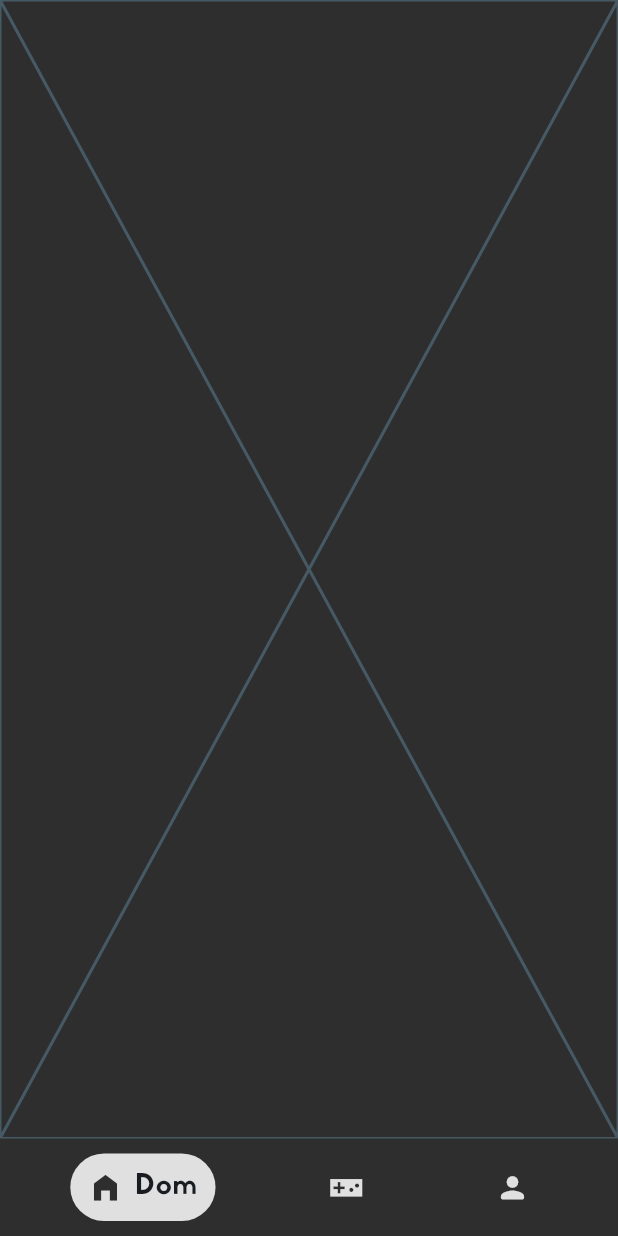
After one commit to Zyza123/gra_czolko, a Flutter app: the ScreensPanel screen opened directly, on a phone screen of 412 x 824 dp. The commit adds this screen. Run offline on Flutter 3.47's test engine with Material 3 defaults, Android fonts, the phone set to English and light mode, and no system bars; drawn by our look-alikes of google_nav_bar; our stand-ins replace cloud_firestore, firebase_auth, firebase_core, google_sign_in, lottie, page_transition and 2 more; accounts and stored records are empty; network calls fail.

Commit message:
dodano menu aplikacji

```diff
--- a/lib/login_panels/login.dart
+++ b/lib/login_panels/login.dart
@@ -5,7 +5,7 @@ import 'package:google_sign_in/google_sign_in.dart';
 import 'package:lottie/lottie.dart';
 import 'package:shared_preferences/shared_preferences.dart';
 import 'package:simple_gradient_text/simple_gradient_text.dart';
-import '../user_panels/home_panel.dart';
+import '../user_panels/screens_panel.dart';
 import '../widgets/myElevatedButton.dart';
 
 class Login extends StatefulWidget {
@@ -54,7 +54,7 @@ class _LoginState extends State<Login> {
             await prefs.setString('password', password);
           }
           Navigator.of(context).pushReplacement(
-            MaterialPageRoute(builder: (context) => const HomePanel()), // Przejście do Home
+            MaterialPageRoute(builder: (context) => const ScreensPanel()), // Przejście do Home
           );
         }
       }
--- a/lib/login_panels/start.dart
+++ b/lib/login_panels/start.dart
@@ -5,7 +5,7 @@ import 'package:lottie/lottie.dart';
 import 'package:page_transition/page_transition.dart';
 import 'package:shared_preferences/shared_preferences.dart';
 
-import '../user_panels/home_panel.dart';
+import '../user_panels/screens_panel.dart';
 import '/login_panels/register.dart';
 import 'package:flutter/material.dart';
 import 'package:gra_czolko/login_panels/register.dart';
@@ -86,7 +86,7 @@ class _StartPageState extends State<StartPage> {
         // Użytkownik zalogowany i potwierdzony
         if(mounted) {
           Navigator.of(context).pushReplacement(
-            MaterialPageRoute(builder: (context) => const HomePanel()), // Przejście do Home
+            MaterialPageRoute(builder: (context) => const ScreensPanel()), // Przejście do Home
           );
         }
       }
@@ -285,7 +285,7 @@ class _StartPageState extends State<StartPage> {
                             final User? user = await signInWithGoogle();
                             if (user != null) {
                               // Następuje przekierowanie do ekranu głównego aplikacji
-                              Navigator.of(context).pushReplacement(MaterialPageRoute(builder: (context) => HomePanel()));
+                              Navigator.of(context).pushReplacement(MaterialPageRoute(builder: (context) => ScreensPanel()));
                             }
                           },
                         child: Row(
--- /dev/null
+++ b/lib/user_panels/home_page.dart
@@ -0,0 +1,15 @@
+import 'package:flutter/material.dart';
+
+class HomePage extends StatefulWidget {
+  const HomePage({super.key});
+
+  @override
+  State<HomePage> createState() => _HomePageState();
+}
+
+class _HomePageState extends State<HomePage> {
+  @override
+  Widget build(BuildContext context) {
+    return const Placeholder();
+  }
+}
--- /dev/null
+++ b/lib/user_panels/screens_panel.dart
@@ -0,0 +1,81 @@
+import 'package:flutter/material.dart';
+import 'package:google_nav_bar/google_nav_bar.dart';
+import 'package:gra_czolko/user_panels/play_page.dart';
+import 'package:gra_czolko/user_panels/profile_page.dart';
+
+import 'home_page.dart';
+
+class ScreensPanel extends StatefulWidget {
+  const ScreensPanel({super.key});
+
+  @override
+  State<ScreensPanel> createState() => _ScreensPanelState();
+}
+
+class _ScreensPanelState extends State<ScreensPanel> {
+
+  int currentIndex = 0;
+  late final List<Widget> _screens;
+
+  @override
+  void initState() {
+    _screens = [
+      const HomePage(),
+      const PlayPage(),
+      const ProfilePage(),
+    ];
+    super.initState();
+  }
+
+  @override
+  Widget build(BuildContext context) {
+    return Scaffold(
+      backgroundColor: Color(0xff2E2E2E),
+      body: SafeArea(
+        child: IndexedStack(
+          index: currentIndex,
+          children: _screens,
+        ),
+      ),
+      bottomNavigationBar: Container(
+
+        color: const Color(0xff2E2E2E),
+        child: Padding(
+          padding: const EdgeInsets.symmetric(horizontal: 15, vertical: 10),
+          child: GNav(
+            mainAxisAlignment: MainAxisAlignment.spaceAround,
+            color: Colors.grey.shade300,
+            activeColor: Color(0xff2E2E2E),
+            tabBackgroundColor: Colors.grey.shade300,
+            duration: Duration(milliseconds: 300),
+            gap: 8,
+            iconSize: 23,
+            padding: EdgeInsets.symmetric(vertical: 8,horizontal: 12),
+            onTabChange: (index){
+              setState(() {
+                currentIndex = index;
+              });
+            },
+            tabs: const [
+              GButton(
+                icon: Icons.home_filled,
+                text: 'Dom',
+                textStyle: TextStyle(fontSize: 20,),
+              ),
+              GButton(
+                icon: Icons.videogame_asset_sharp,
+                text: 'Gra',
+                textStyle: TextStyle(fontSize: 20,),
+              ),
+              GButton(
+                icon: Icons.person_rounded,
+                text: 'Profil',
+                textStyle: TextStyle(fontSize: 20,),
+              ),
+            ],
+          ),
+        ),
+      ),
+    );
+  }
+}
--- a/pubspec.yaml
+++ b/pubspec.yaml
@@ -44,6 +44,7 @@ dependencies:
   google_sign_in: ^6.2.1
   sign_in_button: ^3.2.0
   shared_preferences: ^2.2.2
+  google_nav_bar: ^5.0.6
 
 dev_dependencies:
   flutter_test:
```
Also changed, not shown: lib/user_panels/home_panel.dart (deleted, +0 -15 lines), lib/user_panels/play_page.dart (added, +15 -0 lines), lib/user_panels/profile_page.dart (added, +15 -0 lines), pubspec.lock.
